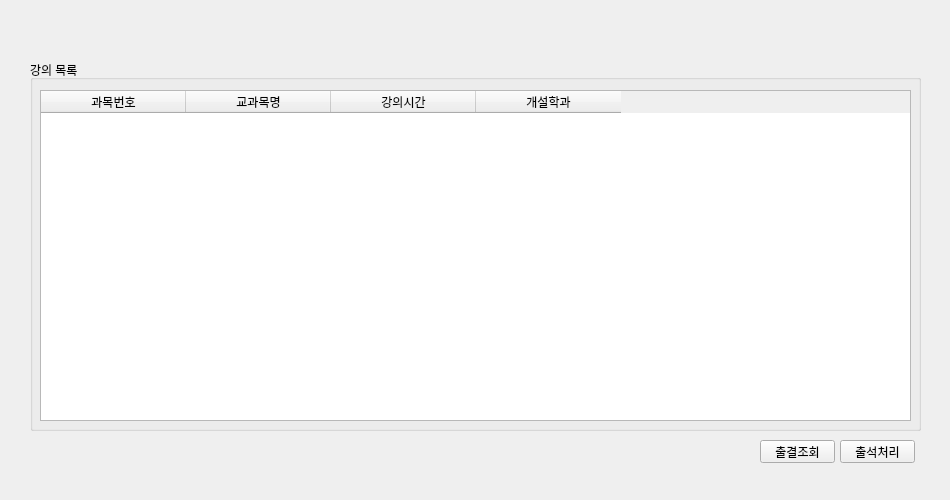
XUBINN/Capstone, file GUI/Prf_LectInfo.ui: the form before one commit.
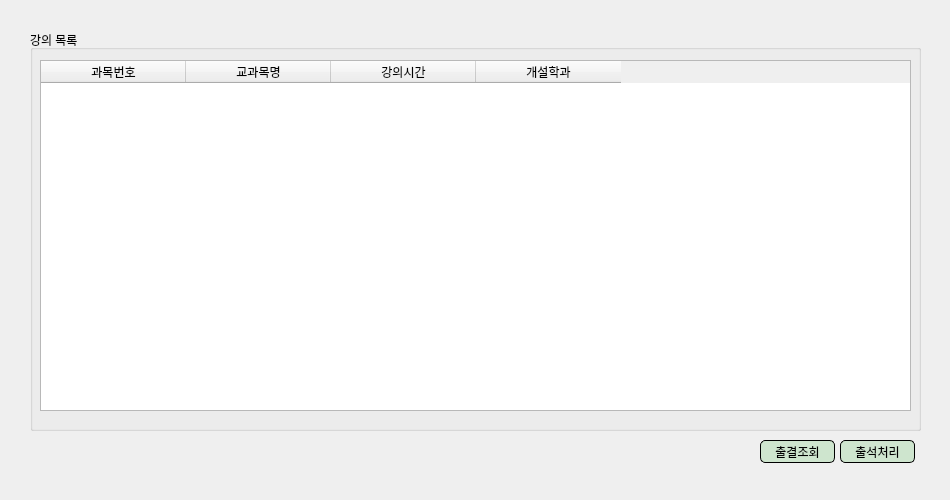
The form after the commit.

What changed in the file:
```diff
--- a/GUI/Prf_LectInfo.ui
+++ b/GUI/Prf_LectInfo.ui
@@ -17,9 +17,9 @@
    <property name="geometry">
     <rect>
      <x>30</x>
-     <y>60</y>
+     <y>30</y>
      <width>891</width>
-     <height>371</height>
+     <height>401</height>
     </rect>
    </property>
    <property name="title">
@@ -31,7 +31,7 @@
       <x>10</x>
       <y>30</y>
       <width>871</width>
-      <height>331</height>
+      <height>351</height>
      </rect>
     </property>
     <attribute name="horizontalHeaderCascadingSectionResizes">
@@ -77,6 +77,19 @@
      <height>23</height>
     </rect>
    </property>
+   <property name="font">
+    <font>
+     <kerning>true</kerning>
+    </font>
+   </property>
+   <property name="styleSheet">
+    <string notr="true">background:rgb(206, 229, 206);
+color:black;
+border-color:(0, 0, 0);
+border-style:solid;
+border-width:1px;
+border-radius:5px;</string>
+   </property>
    <property name="text">
     <string>출결조회</string>
    </property>
@@ -90,6 +103,14 @@
      <height>23</height>
     </rect>
    </property>
+   <property name="styleSheet">
+    <string notr="true">background:rgb(206, 229, 206);
+color:black;
+border-color:(0, 0, 0);
+border-style:solid;
+border-width:1px;
+border-radius:5px;</string>
+   </property>
    <property name="text">
     <string>출석처리</string>
    </property>
```
